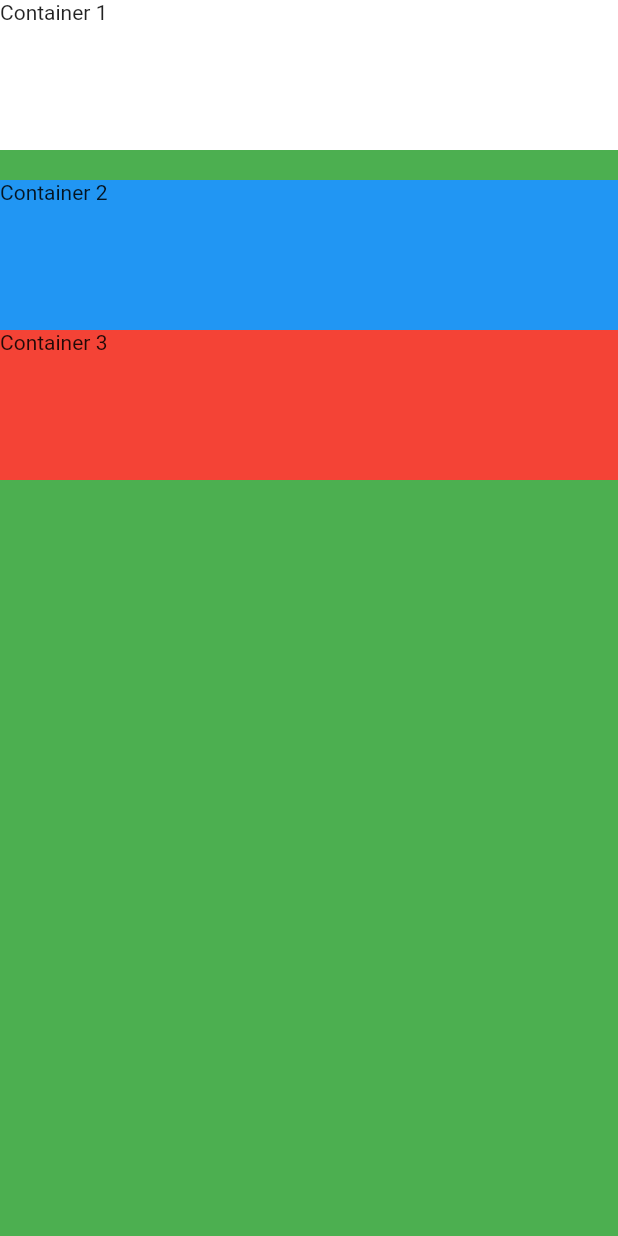
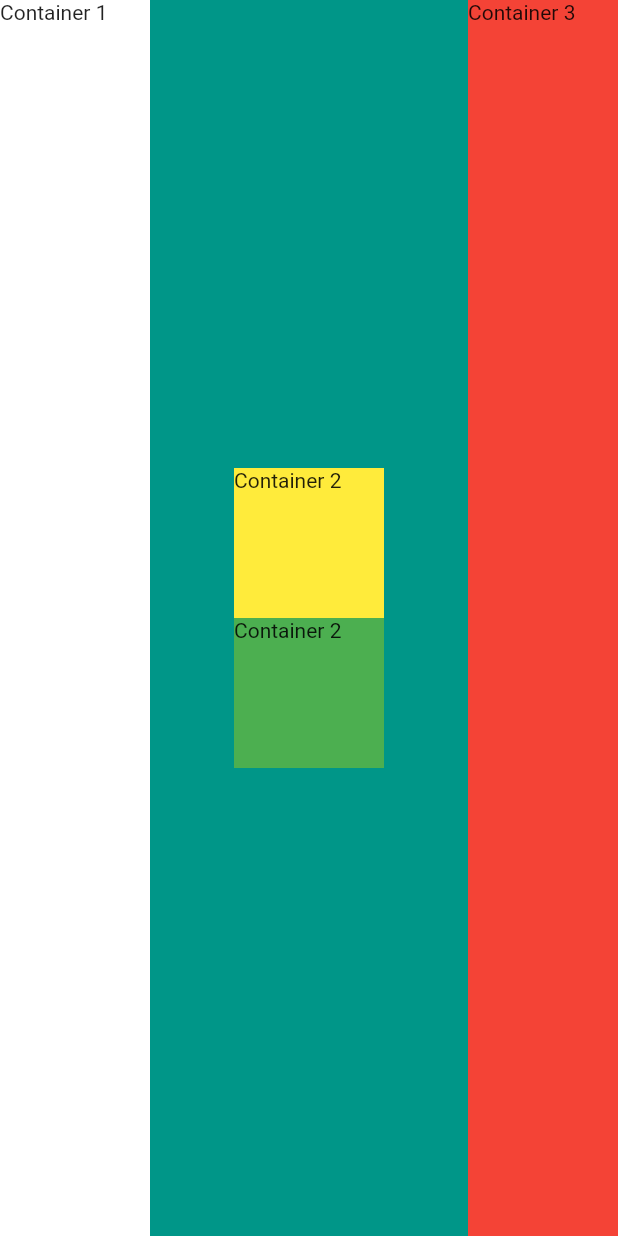
Before and after one commit to thesamtj/sam_card_flutter, a Flutter app: the screen it shows after launch, on a phone screen of 412 x 824 dp. Run offline on Flutter 3.47's test engine with Material 2 defaults, Android fonts, the phone set to English and light mode, and no system bars.

Commit message:
Solve layout challengeers

```diff
--- a/lib/main.dart
+++ b/lib/main.dart
@@ -1,3 +1,4 @@
+import 'package:flutter/cupertino.dart';
 import 'package:flutter/material.dart';
 
 void main() {
@@ -9,26 +10,37 @@ class MyApp extends StatelessWidget {
   Widget build(BuildContext context) {
     return MaterialApp(
       home: Scaffold(
-        backgroundColor: Colors.green,
+        backgroundColor: Colors.teal,
         body: SafeArea(
-          child: Column(
-            crossAxisAlignment: CrossAxisAlignment.stretch,
+          child: Row(
+            mainAxisAlignment: MainAxisAlignment.spaceBetween,
             children: <Widget>[
               Container(
-                height: 100.0,
+                height: double.infinity,
+                width: 100.0,
                 color: Colors.white,
                 child: Text('Container 1'),
               ),
-              SizedBox(
-                height: 20.0,
+              Column(
+                mainAxisAlignment: MainAxisAlignment.center,
+                children: <Widget>[
+                  Container(
+                    height: 100.0,
+                    width: 100.0,
+                    color: Colors.yellow,
+                    child: Text('Container 2'),
+                  ),
+                  Container(
+                    height: 100.0,
+                    width: 100.0,
+                    color: Colors.green,
+                    child: Text('Container 2'),
+                  )
+                ],
               ),
               Container(
-                height: 100.0,
-                color: Colors.blue,
-                child: Text('Container 2'),
-              ),
-              Container(
-                height: 100.0,
+                height: double.infinity,
+                width: 100.0,
                 color: Colors.red,
                 child: Text('Container 3'),
               )
```
